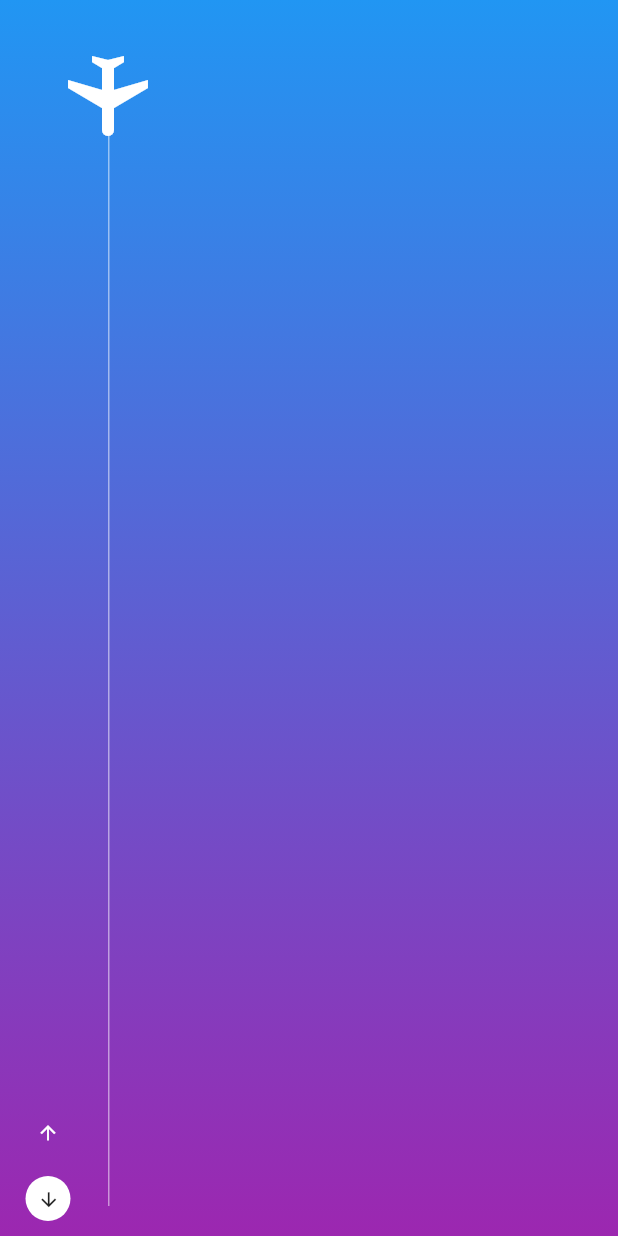
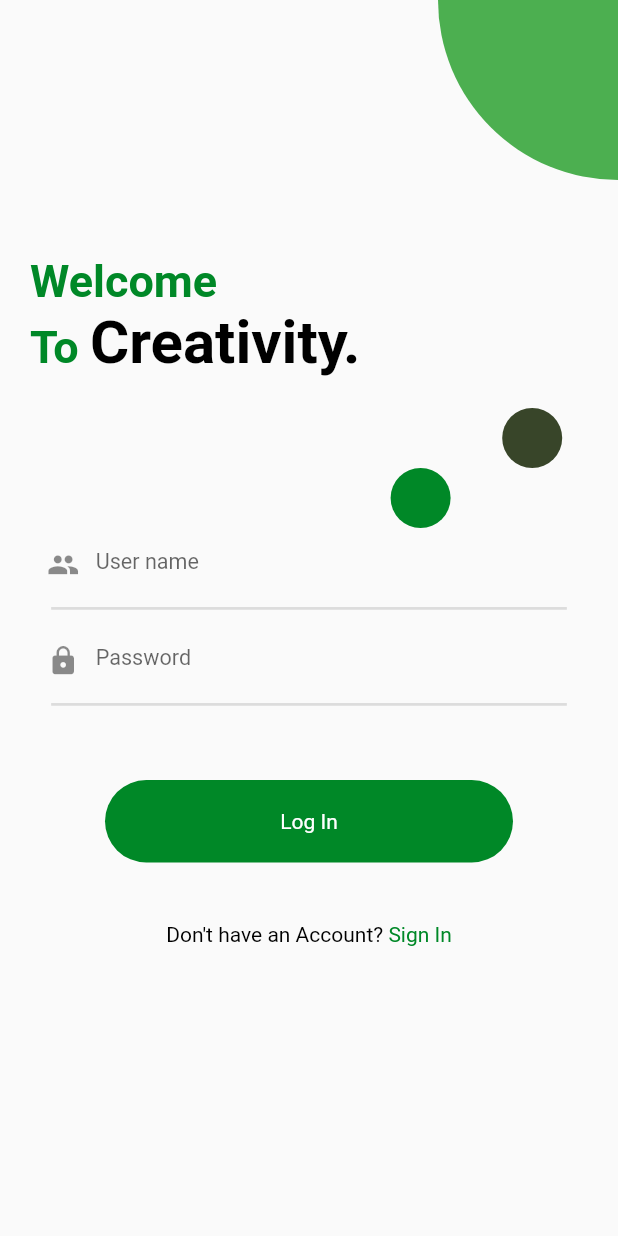
Before and after one commit to B4eva/complexe_ui, a Flutter app: the screen it shows after launch, on a phone screen of 412 x 824 dp. Run offline on Flutter 3.47's test engine with Material 2 defaults, Android fonts, the phone set to English and light mode, and no system bars.

Commit message:
creative widgets

```diff
--- /dev/null
+++ b/lib/Sigin_screen/sigin_screennotifier.dart
@@ -0,0 +1,40 @@
+import 'package:flutter/cupertino.dart';
+
+// provider state with changeNotifier
+//provider only providers the valriabl;es as you can see
+// state is managed by changeNotifier
+
+class SignInScreenNotifier extends ChangeNotifier {
+  final String _emailHint = 'Password';
+  String get emailHint => _emailHint;
+
+  final String _passwordHint = 'Password';
+  String get passwordHint => _passwordHint;
+
+  final String _userNameHint = 'User name';
+  String get userNameHint => _userNameHint;
+
+  final String _loginText = 'Log In';
+  String get loginText => _loginText;
+
+  final String _signInText = 'Sign In';
+  String get signInText => _signInText;
+
+  final String _haveAccountText = "Already have an Account? ";
+  String get haveAccountText => _haveAccountText;
+
+  TextEditingController? _emailEditingController;
+  get emailEditingController => _emailEditingController;
+
+  TextEditingController? _userNameEditingController;
+  get userNameEditingController => _userNameEditingController;
+
+  TextEditingController? _passWordEditingController;
+  get passwordEditingController => _passWordEditingController;
+
+  navigateTo(BuildContext context) {
+    Navigator.pushNamed(context, '/login');
+
+    notifyListeners();
+  }
+}
--- /dev/null
+++ b/lib/creative_widgets/bottom_text.dart
@@ -0,0 +1,33 @@
+import 'package:flutter/material.dart';
+
+class BottomText extends StatelessWidget {
+  final String? text1;
+  final String? text2;
+  final VoidCallback? press;
+
+  const BottomText({
+    Key? key,
+    required this.text1,
+    required this.text2,
+    required this.press,
+  }) : super(key: key);
+
+  @override
+  Widget build(BuildContext context) {
+    return Center(
+      child: GestureDetector(
+        onTap: press,
+        child: RichText(
+          text: TextSpan(
+              text: text1,
+              style: const TextStyle(color: Colors.black),
+              children: <TextSpan>[
+                TextSpan(
+                    text: text2,
+                    style: const TextStyle(color: Color(0xFF008827)))
+              ]),
+        ),
+      ),
+    );
+  }
+}
--- /dev/null
+++ b/lib/creative_widgets/creative_button.dart
@@ -0,0 +1,35 @@
+import 'package:flutter/material.dart';
+
+class CreativeButton extends StatelessWidget {
+  final String? text;
+  final VoidCallback? press;
+
+  const CreativeButton({
+    Key? key,
+    required this.text,
+    required this.press,
+  }) : super(key: key);
+
+  @override
+  Widget build(BuildContext context) {
+    return Padding(
+      padding: const EdgeInsets.symmetric(horizontal: 70),
+      child: GestureDetector(
+        onTap: press,
+        child: Container(
+          height: 55,
+          width: double.infinity,
+          decoration: BoxDecoration(
+              borderRadius: BorderRadius.circular(50),
+              color: const Color(0xFF008827)),
+          child: Center(
+            child: Text(
+              text!,
+              style: const TextStyle(color: Colors.white),
+            ),
+          ),
+        ),
+      ),
+    );
+  }
+}
--- /dev/null
+++ b/lib/creative_widgets/creative_circles.dart
@@ -0,0 +1,42 @@
+import 'package:flutter/material.dart';
+
+class SmallCircle extends StatelessWidget {
+  final Color? color;
+  const SmallCircle({
+    Key? key,
+    required this.color,
+  }) : super(key: key);
+
+  @override
+  Widget build(BuildContext context) {
+    return Container(
+        height: 40,
+        width: 40,
+        decoration: BoxDecoration(shape: BoxShape.circle, color: color!));
+  }
+}
+
+class CircularEdgeContainer extends StatelessWidget {
+  const CircularEdgeContainer({
+    Key? key,
+  }) : super(key: key);
+
+  @override
+  Widget build(BuildContext context) {
+    return Align(
+      alignment: Alignment.topRight,
+      child: Container(
+        height: 120,
+        width: 120,
+        decoration: const BoxDecoration(
+            // shape: BoxShape.circle,
+            color: Colors.green,
+            borderRadius: BorderRadius.only(
+              // topRight: Radius.circular(0),
+              // topLeft: Radius.circular(60),
+              bottomLeft: Radius.circular(180),
+            )),
+      ),
+    );
+  }
+}
--- /dev/null
+++ b/lib/creative_widgets/login_textfield.dart
@@ -0,0 +1,38 @@
+import 'package:flutter/material.dart';
+
+class LoginTextField extends StatelessWidget {
+  final TextEditingController? textEditingController;
+  final String? hintText;
+  final IconData? icon;
+  const LoginTextField({
+    Key? key,
+    required this.hintText,
+    required this.icon,
+    this.textEditingController,
+  }) : super(key: key);
+
+  @override
+  Widget build(BuildContext context) {
+    return Transform.scale(
+      scale: 0.9,
+      child: Column(
+        children: [
+          TextFormField(
+              controller: textEditingController,
+              decoration: InputDecoration(
+                  border: InputBorder.none,
+                  enabled: true,
+                  prefixIcon: Icon(
+                    icon!,
+                  ),
+                  hintText: hintText!)),
+          const Divider(
+            thickness: 2,
+            indent: 15,
+            endIndent: 15,
+          )
+        ],
+      ),
+    );
+  }
+}
--- /dev/null
+++ b/lib/creative_widgets/welcome_text.dart
@@ -0,0 +1,30 @@
+import 'package:flutter/material.dart';
+
+
+class WelcomeText extends StatelessWidget {
+  final Color? welcomeColor;
+  final Color? creativityColor;
+  const WelcomeText({
+    Key? key,
+    required this.welcomeColor,
+    required this.creativityColor,
+  }) : super(key: key);
+
+  @override
+  Widget build(BuildContext context) {
+    return RichText(
+      text: TextSpan(
+          text: 'Welcome \nTo ',
+          style: TextStyle(
+              color: welcomeColor!, fontWeight: FontWeight.bold, fontSize: 30),
+          children: <TextSpan>[
+            TextSpan(
+                text: 'Creativity.',
+                style: TextStyle(
+                    fontSize: 40,
+                    fontWeight: FontWeight.bold,
+                    color: creativityColor))
+          ]),
+    );
+  }
+}
--- /dev/null
+++ b/lib/login_screen/login_screen.dart
@@ -0,0 +1,92 @@
+import 'package:complexe_ui/creative_widgets/bottom_text.dart';
+import 'package:complexe_ui/creative_widgets/creative_button.dart';
+import 'package:complexe_ui/creative_widgets/creative_circles.dart';
+import 'package:complexe_ui/creative_widgets/login_textfield.dart';
+import 'package:complexe_ui/creative_widgets/welcome_text.dart';
+import 'package:complexe_ui/login_screen/login_screennotifier.dart';
+import 'package:flutter/material.dart';
+import 'package:flutter/widgets.dart';
+import 'package:provider/provider.dart';
+
+class LoginScreen extends StatelessWidget {
+  const LoginScreen({Key? key}) : super(key: key);
+
+  @override
+  Widget build(BuildContext context) {
+    return ChangeNotifierProvider<LoginViewNotifier>(
+      create: (context) => LoginViewNotifier(),
+      child: Builder(
+        builder: (context) {
+          return Scaffold(
+            body: SingleChildScrollView(
+              physics: const BouncingScrollPhysics(
+                  parent: NeverScrollableScrollPhysics()),
+              child: Consumer<LoginViewNotifier>(
+                builder: (context, provider, child) {
+                  return Column(
+                    crossAxisAlignment: CrossAxisAlignment.start,
+                    children: <Widget>[
+                      const CircularEdgeContainer(),
+                      const SizedBox(
+                        height: 30,
+                      ),
+                      const Padding(
+                        padding: EdgeInsets.all(20.0),
+                        child: WelcomeText(
+                          welcomeColor: Color(0xFF008827),
+                          creativityColor: Colors.black,
+                        ),
+                      ),
+                      const Align(
+                        alignment: Alignment(0.8, -1.0),
+                        child: SmallCircle(color: Color(0xFF384529)),
+                      ),
+                      const Align(
+                        alignment: Alignment(0.4, 0),
+                        child: SmallCircle(
+                          color: Color(0xFF008827),
+                        ),
+                      ),
+                      LoginTextField(
+                        textEditingController:
+                            provider.userNameEditingController,
+                        hintText: provider.userNameHint,
+                        icon: Icons.people,
+                      ),
+                      LoginTextField(
+                        textEditingController:
+                            provider.passwordEditingController,
+                        hintText: provider.passwordHint,
+                        icon: Icons.lock,
+                      ),
+                      const SizedBox(
+                        height: 40,
+                      ),
+                      CreativeButton(
+                        text: provider.loginText,
+                        press: () {},
+                      ),
+                      const SizedBox(
+                        height: 40,
+                      ),
+                      BottomText(
+                        text1: provider.dontHaveAccountText,
+                        text2: provider.signInText,
+                        press: () {
+                          provider.navigateTo(context);
+                        },
+                      ),
+                      const SizedBox(
+                        height: 50,
+                      )
+                    ],
+                  );
+                },
+              ),
+            ),
+          );
+        },
+      ),
+    );
+  }
+}
--- /dev/null
+++ b/lib/login_screen/login_screennotifier.dart
@@ -0,0 +1,32 @@
+import 'package:flutter/cupertino.dart';
+
+class LoginViewNotifier extends ChangeNotifier {
+  final String _passwordHint = 'Password';
+  String get passwordHint => _passwordHint;
+
+  final String _userNameHint = 'User name';
+  String get userNameHint => _userNameHint;
+
+  final String _loginText = 'Log In';
+  String get loginText => _loginText;
+
+  final String _signInText = 'Sign In';
+  String get signInText => _signInText;
+
+  final String _dontHaveAccountText = "Don't have an Account? ";
+  String get dontHaveAccountText => _dontHaveAccountText;
+
+  TextEditingController? _userNameEditingController;
+  get userNameEditingController => _userNameEditingController;
+
+  TextEditingController? _passWordEditingController;
+  get passwordEditingController => _passWordEditingController;
+
+  navigateTo(BuildContext context) {
+    Navigator.pop(context, '/signin');
+    Navigator.pushNamed(context, '/signin');
+
+    print('Username:\n passWord:');
+    notifyListeners();
+  }
+}
--- a/lib/main.dart
+++ b/lib/main.dart
@@ -1,5 +1,5 @@
-import 'package:complexe_ui/custom_drawer/custom_drawer.dart';
-import 'package:complexe_ui/flight_controller/flight_controller.dart';
+import 'package:complexe_ui/Sigin_screen/sigin_screen.dart';
+import 'package:complexe_ui/login_screen/login_screen.dart';
 
 import 'package:flutter/material.dart';
 
@@ -18,7 +18,11 @@ class MyApp extends StatelessWidget {
       theme: ThemeData(
         primarySwatch: Colors.blue,
       ),
-      home: const FlightsStepper(),
+      initialRoute: '/login',
+      routes: {
+        '/login': (context) => const LoginScreen(),
+        '/signin': (context) => const SignInSCreen()
+      },
     );
   }
 }
--- a/pubspec.yaml
+++ b/pubspec.yaml
@@ -34,6 +34,11 @@ dependencies:
   # The following adds the Cupertino Icons font to your application.
   # Use with the CupertinoIcons class for iOS style icons.
   cupertino_icons: ^1.0.2
+
+
+  ## stateManagement
+
+  provider: ^6.0.2
 
 dev_dependencies:
   flutter_test:
```
Also changed, not shown: lib/Sigin_screen/sigin_screen.dart (added, +88 -0 lines), lib/drag_sheet/drag_sheet.dart (added, +178 -0 lines), pubspec.lock.
